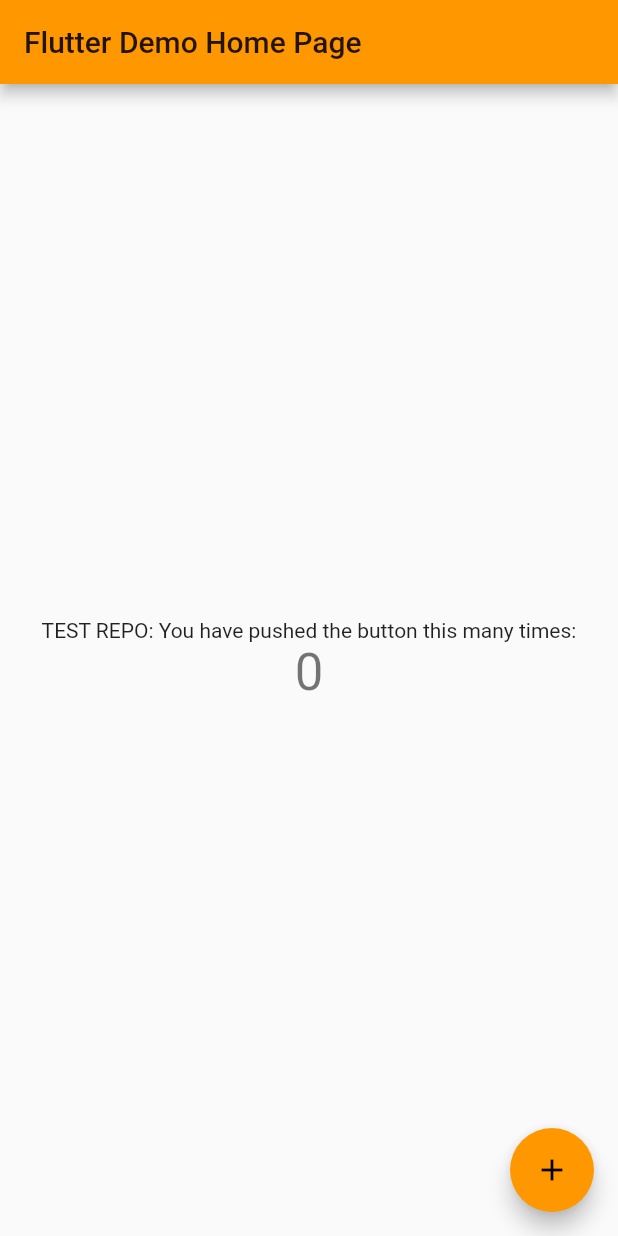
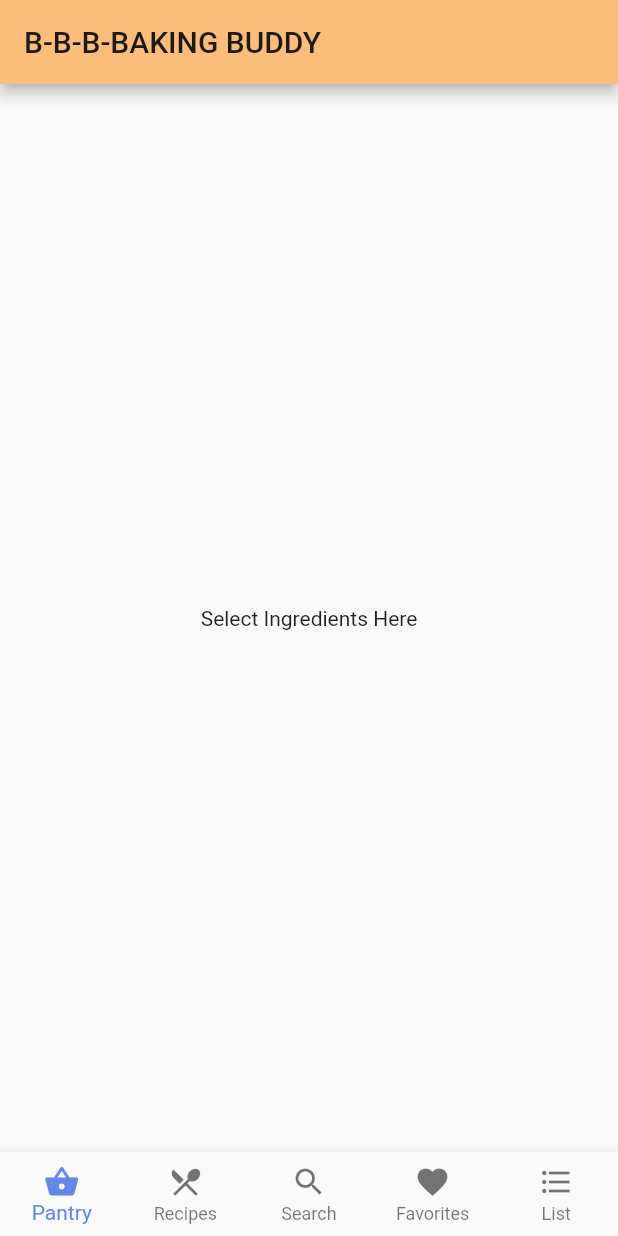
Before and after one commit to SJSU-CMPE165-Group1/BakingApp, a Flutter app: the screen it shows after launch, on a phone screen of 412 x 824 dp. Run offline on Flutter 3.47's test engine with Material 2 defaults, Android fonts, the phone set to English and light mode, and no system bars.

Commit message:
Working on NavBar

```diff
--- a/flutter_baking_app/lib/main.dart
+++ b/flutter_baking_app/lib/main.dart
@@ -1,4 +1,5 @@
 import 'package:flutter/material.dart';
+import 'package:flutter_baking_app/theme/colors/light_colors.dart';
 
 void main() {
   runApp(MyApp());
@@ -14,54 +15,98 @@ class MyApp extends StatelessWidget {
         primarySwatch: Colors.orange,
         visualDensity: VisualDensity.adaptivePlatformDensity,
       ),
-      home: MyHomePage(title: 'Flutter Demo Home Page'),
+      home: NavBar(),
     );
   }
 }
 
-class MyHomePage extends StatefulWidget {
-  MyHomePage({Key key, this.title}) : super(key: key);
-
-  final String title;
-
+class TestView extends StatefulWidget {
   @override
-  _MyHomePageState createState() => _MyHomePageState();
+  _TestViewState createState() => _TestViewState();
 }
 
-class _MyHomePageState extends State<MyHomePage> {
-  int _counter = 0;
+class _TestViewState extends State<TestView> {
+  @override
+  Widget build(BuildContext context) {
+    return Scaffold(
+      body: Center(
+        child: Text('TEST PAGE'),
+      )
+    );
+  }
+}
 
-  void _incrementCounter() {
+
+class NavBar extends StatefulWidget {
+  @override
+  _NavBarState createState() => _NavBarState();
+}
+
+class _NavBarState extends State<NavBar> {
+  int _selectedIndex = 0;
+  @override
+  Widget build(BuildContext context) {
+
+    const List<Widget> _navbarOptions = <Widget> [
+      Text(
+        'Select Ingredients Here',
+      ),
+      Text (
+        'View recipes based off of ingredients here',
+      ),
+      Text (
+        'Search recipes here',
+      ),
+      Text (
+        'View favorite recipes here',
+      ),
+      Text (
+        'Shopping list here',
+      ),
+    ];
+
+    void _onItemTapped(int index) {
       setState(() {
-      _counter++;
+        _selectedIndex = index;
       });
     }
 
-  @override
-  Widget build(BuildContext context) {
     return Scaffold(
       appBar: AppBar(
-        title: Text(widget.title),
+        title: Text('B-B-B-BAKING BUDDY'), //widget.title
+        backgroundColor: LightColors.kDarkYellow,
       ),
       body: Center(
-        child: Column(
-          mainAxisAlignment: MainAxisAlignment.center,
-          children: <Widget>[
-            Text(
-              'TEST REPO: You have pushed the button this many times:',
+        child: _navbarOptions.elementAt(_selectedIndex),
       ),
-            Text(
-              '$_counter',
-              style: Theme.of(context).textTheme.headline4,
+      bottomNavigationBar: BottomNavigationBar(
+        type: BottomNavigationBarType.fixed,
+        items: const <BottomNavigationBarItem>[
+          BottomNavigationBarItem(
+            icon: Icon(Icons.shopping_basket),
+            title: Text('Pantry'),
+          ),
+          BottomNavigationBarItem(
+            icon: Icon(Icons.local_dining),
+            title: Text('Recipes'),
+          ),
+          BottomNavigationBarItem(
+            icon: Icon(Icons.search),
+            title: Text('Search'),
+          ),
+          BottomNavigationBarItem(
+            icon: Icon(Icons.favorite),
+            title: Text('Favorites'),
+          ),
+          BottomNavigationBarItem(
+            icon: Icon(Icons.format_list_bulleted),
+            title: Text('List'),
           ),
         ],
+        currentIndex: _selectedIndex,
+        selectedItemColor: LightColors.kBlue,
+        onTap: _onItemTapped,
       ),
-      ),
-      floatingActionButton: FloatingActionButton(
-        onPressed: _incrementCounter,
-        tooltip: 'Increment',
-        child: Icon(Icons.add),
-      ),
-    );
+    );;
   }
 }
```
Lines whose indentation alone changed are shown as unchanged.
